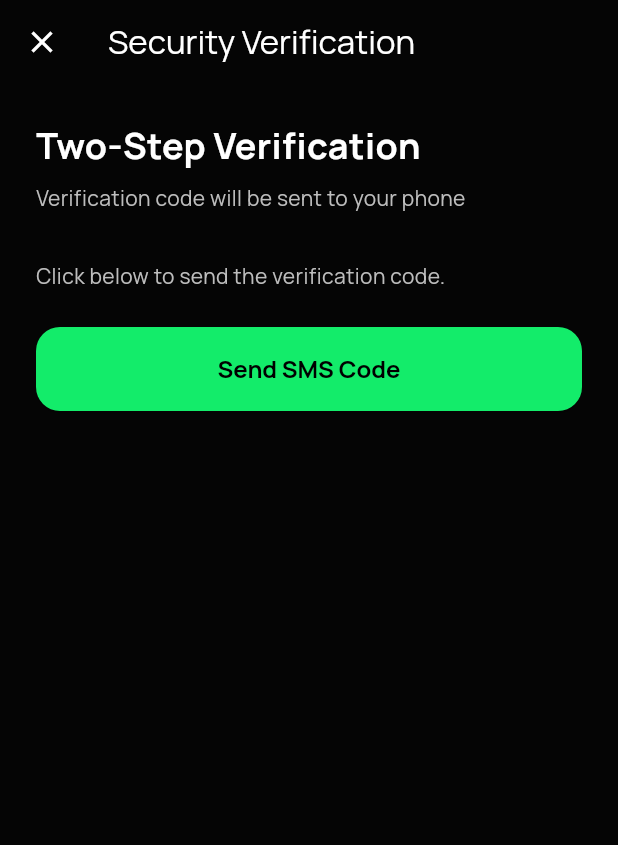
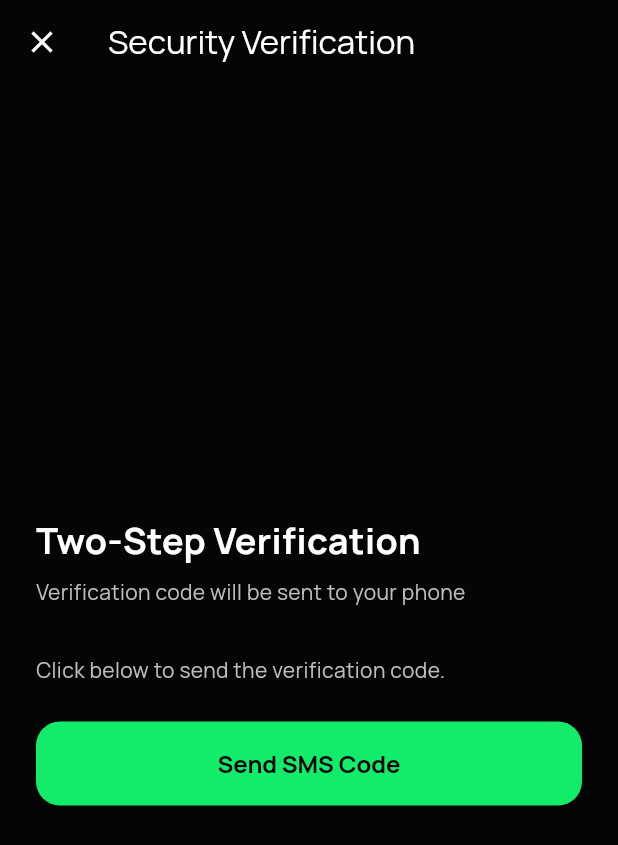
Before and after one commit to Buta-Labs/Real-Estate, a Flutter app: the MfaVerificationScreen screen opened by its route, on a phone screen of 412 x 824 dp. Shown: the top 845 px of the screen. Run offline on Flutter 3.47's test engine with Material 3 defaults, Android fonts, the phone set to English and light mode, and no system bars; our stand-ins replace cloud_firestore, firebase_auth, firebase_core, firebase_storage, flutter_map, flutter_markdown and 10 more; missing offline and left inert: firebase_app_check, flutter_pdfview, hand_signature, reown_appkit, syncfusion_flutter_pdf; accounts and stored records are empty; network calls fail; project files that could hold a hidden picture were left out.

Commit message:
feat(auth): center mfa verification content and update loading button style

```diff
--- a/lib/features/auth/screens/mfa_verification_screen.dart
+++ b/lib/features/auth/screens/mfa_verification_screen.dart
@@ -140,9 +140,16 @@ class _MfaVerificationScreenState extends ConsumerState<MfaVerificationScreen> {
               context.go('/login'), // If they cancel, go back to login
         ),
       ),
-      body: SingleChildScrollView(
+      body: LayoutBuilder(
+        builder: (context, constraints) {
+          return SingleChildScrollView(
+            physics: const AlwaysScrollableScrollPhysics(),
+            child: ConstrainedBox(
+              constraints: BoxConstraints(minHeight: constraints.maxHeight),
+              child: Padding(
                 padding: const EdgeInsets.all(24),
                 child: Column(
+                  mainAxisAlignment: MainAxisAlignment.center,
                   crossAxisAlignment: CrossAxisAlignment.start,
                   children: [
                     Text(
@@ -156,7 +163,10 @@ class _MfaVerificationScreenState extends ConsumerState<MfaVerificationScreen> {
                     const SizedBox(height: 8),
                     Text(
                       hintText,
-              style: GoogleFonts.manrope(fontSize: 14, color: Colors.grey[400]),
+                      style: GoogleFonts.manrope(
+                        fontSize: 14,
+                        color: Colors.grey[400],
+                      ),
                     ),
                     const SizedBox(height: 32),
 
@@ -168,12 +178,20 @@ class _MfaVerificationScreenState extends ConsumerState<MfaVerificationScreen> {
                       const SizedBox(height: 24),
                       _buildButton('Send SMS Code', _sendCode),
                     ] else ...[
-              _buildInputField('SMS CODE', Icons.lock_clock, _codeController),
+                      _buildInputField(
+                        'SMS CODE',
+                        Icons.lock_clock,
+                        _codeController,
+                      ),
                       const SizedBox(height: 24),
                       _buildButton('Verify', _verifyCode),
                     ],
                   ],
                 ),
+              ),
+            ),
+          );
+        },
       ),
     );
   }
@@ -228,7 +246,27 @@ class _MfaVerificationScreenState extends ConsumerState<MfaVerificationScreen> {
           ),
         ),
         child: _isLoading
-            ? const CircularProgressIndicator(color: Colors.black)
+            ? Row(
+                mainAxisAlignment: MainAxisAlignment.center,
+                children: [
+                  const SizedBox(
+                    width: 20,
+                    height: 20,
+                    child: CircularProgressIndicator(
+                      strokeWidth: 2,
+                      color: Colors.black,
+                    ),
+                  ),
+                  const SizedBox(width: 12),
+                  Text(
+                    'Processing...',
+                    style: GoogleFonts.manrope(
+                      fontWeight: FontWeight.bold,
+                      fontSize: 16,
+                    ),
+                  ),
+                ],
+              )
             : Text(
                 text,
                 style: GoogleFonts.manrope(
```
Lines whose indentation alone changed are shown as unchanged.
